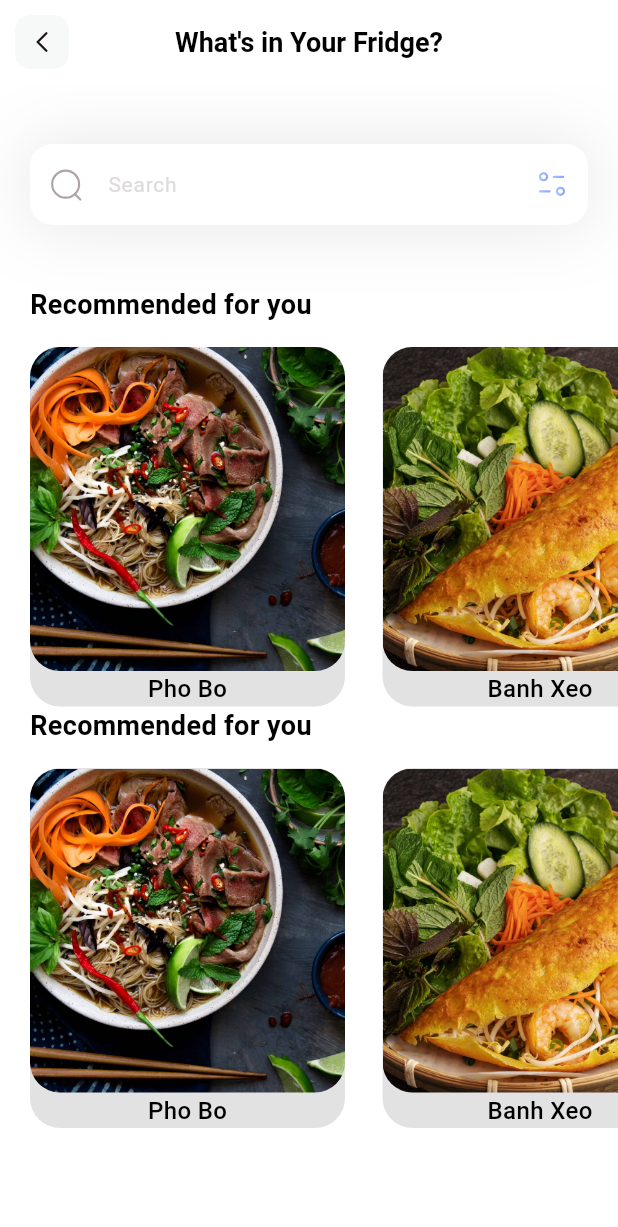
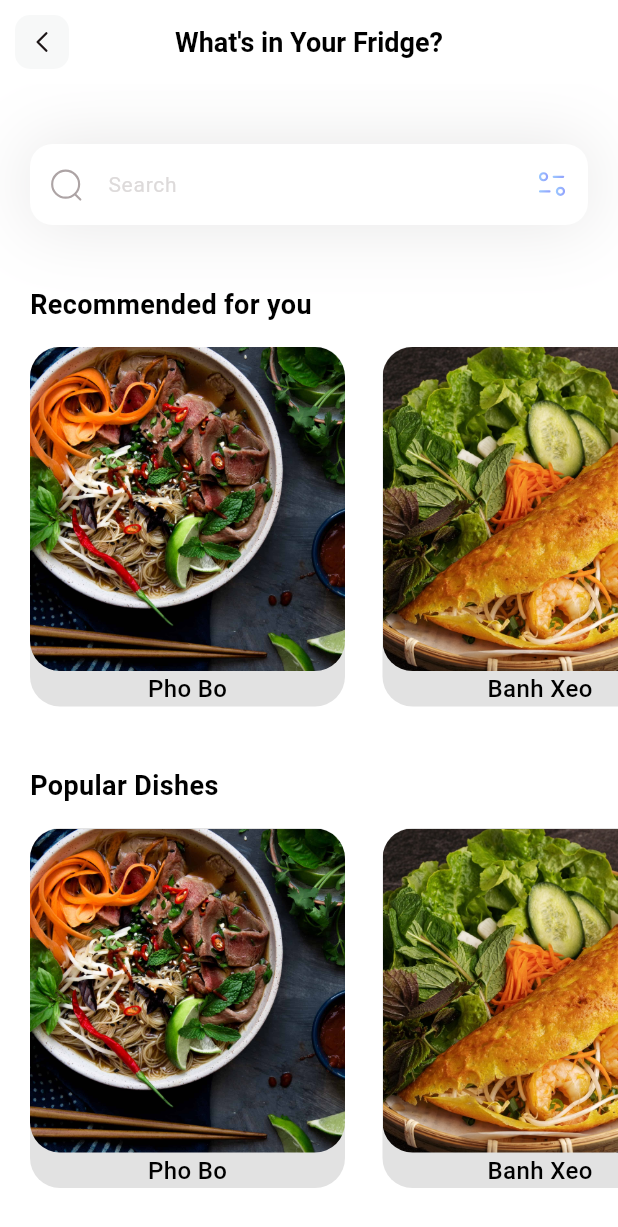
Before and after one commit to Christine-Bui/Dish-Wish, a Flutter app: the screen it shows after launch, on a phone screen of 412 x 824 dp. Shown: the top 1227 px of the screen. Run offline on Flutter 3.47's test engine with Material 3 defaults, Android fonts, the phone set to English and light mode, and no system bars; our stand-ins replace flutter_svg.

Commit message:
fixed vertical scroll

```diff
--- a/flutter_application_1/lib/pages/home.dart
+++ b/flutter_application_1/lib/pages/home.dart
@@ -22,13 +22,16 @@ class _HomePage extends State<HomePage> {
     return Scaffold(
       appBar: appBar(),
       backgroundColor: Colors.white,
-      body: Column(
+      body: ListView(
         children: [
           searchField(),
           SizedBox(
             height: 40,
           ),
           recommendSection(),
+          SizedBox(
+            height: 40,
+          ),
           popularSection()
         ],
       ),
@@ -90,7 +93,8 @@ class _HomePage extends State<HomePage> {
                       //   ),
                       // ),
                     ],
-                  ));
+                  )
+                );
             },
             separatorBuilder: (context, index) => SizedBox(
               width: 25,
@@ -111,7 +115,7 @@ class _HomePage extends State<HomePage> {
         Padding(
           padding: const EdgeInsets.only(left: 20),
           child: Text(
-            'Recommended for you',
+            'Popular Dishes',
             style: TextStyle(
                 color: Colors.black, fontSize: 18, fontWeight: FontWeight.w600),
           ),
```
